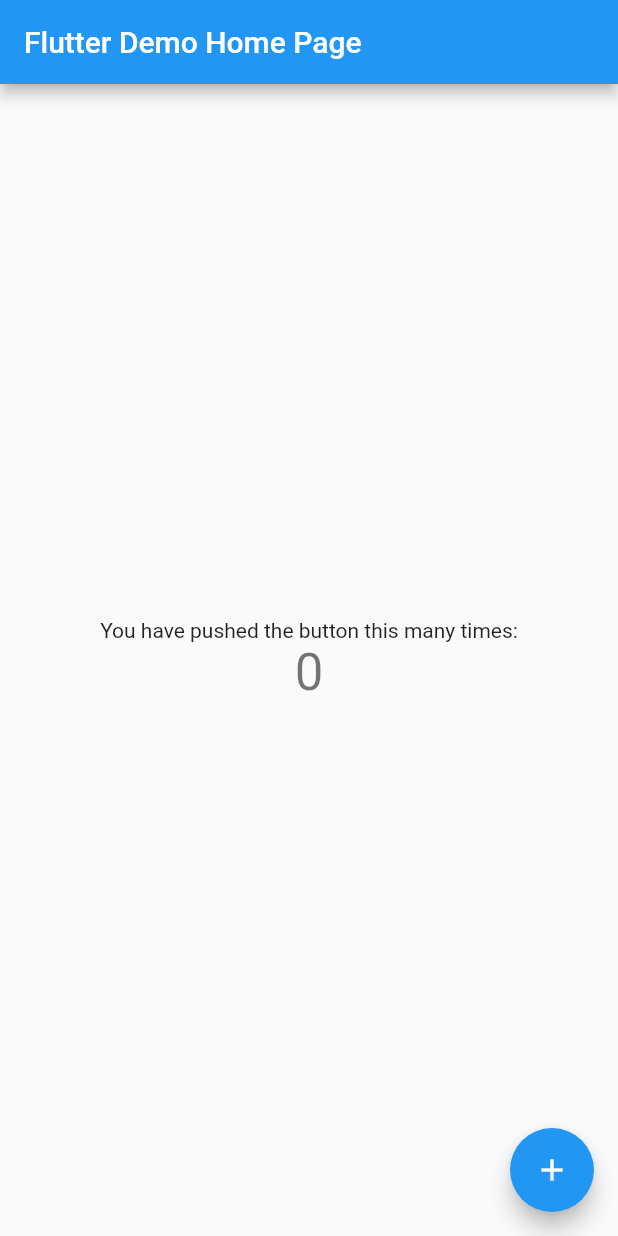
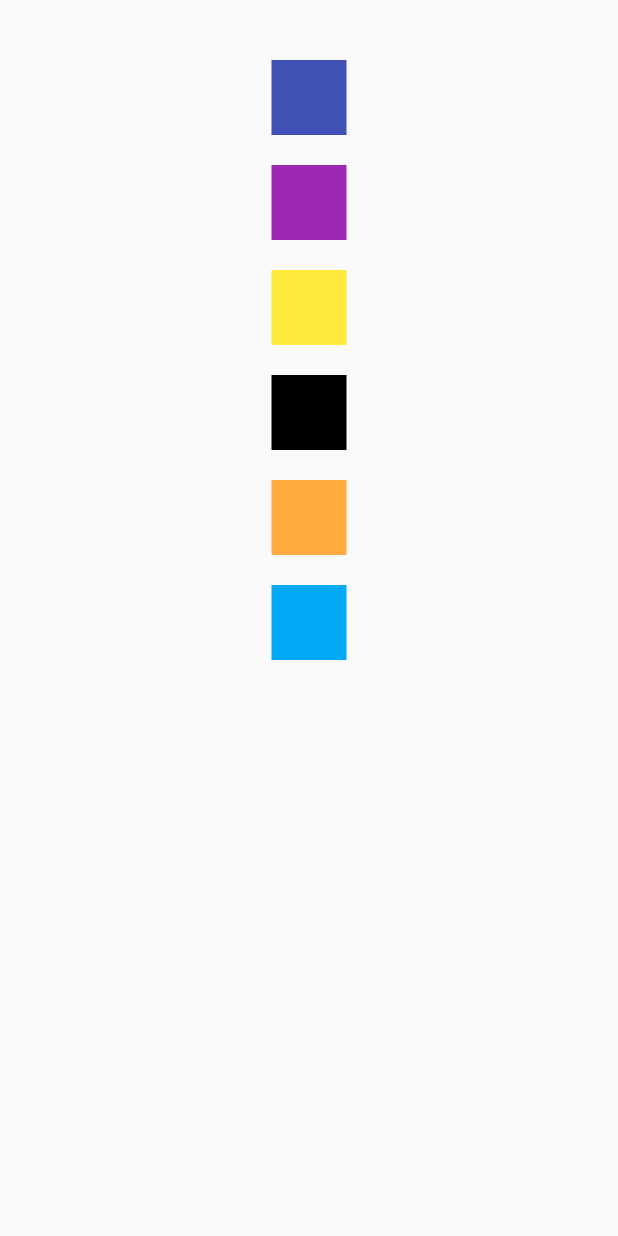
Before and after one commit to coderjyoti966195/meadia-quiry-flutter, a Flutter app: the screen it shows after launch, on a phone screen of 412 x 824 dp. Run offline on Flutter 3.47's test engine with Material 2 defaults, Android fonts, the phone set to English and light mode, and no system bars.

Commit message:
changes color

```diff
--- a/app/lib/main.dart
+++ b/app/lib/main.dart
@@ -1,115 +1,162 @@
 import 'package:flutter/material.dart';
 
 void main() {
-  runApp(const MyApp());
+  runApp(MyApp());
 }
 
 class MyApp extends StatelessWidget {
   const MyApp({super.key});
 
-  // This widget is the root of your application.
   @override
   Widget build(BuildContext context) {
-    return MaterialApp(
-      title: 'Flutter Demo',
-      theme: ThemeData(
-        // This is the theme of your application.
-        //
-        // Try running your application with "flutter run". You'll see the
-        // application has a blue toolbar. Then, without quitting the app, try
-        // changing the primarySwatch below to Colors.green and then invoke
-        // "hot reload" (press "r" in the console where you ran "flutter run",
-        // or simply save your changes to "hot reload" in a Flutter IDE).
-        // Notice that the counter didn't reset back to zero; the application
-        // is not restarted.
-        primarySwatch: Colors.blue,
+    return  MaterialApp(
+      debugShowCheckedModeBanner: false,
+      home: HomePage(title: 'home',
+
+
       ),
-      home: const MyHomePage(title: 'Flutter Demo Home Page'),
     );
   }
 }
-
-class MyHomePage extends StatefulWidget {
-  const MyHomePage({super.key, required this.title});
-
-  // This widget is the home page of your application. It is stateful, meaning
-  // that it has a State object (defined below) that contains fields that affect
-  // how it looks.
-
-  // This class is the configuration for the state. It holds the values (in this
-  // case the title) provided by the parent (in this case the App widget) and
-  // used by the build method of the State. Fields in a Widget subclass are
-  // always marked "final".
-
+ class HomePage extends StatefulWidget {
+   const HomePage({super.key,required this.title});
  final String title;
-
    @override
-  State<MyHomePage> createState() => _MyHomePageState();
+   State<HomePage> createState() => _HomePageState();
  }
 
-class _MyHomePageState extends State<MyHomePage> {
-  int _counter = 0;
+ class _HomePageState extends State<HomePage> {
+  get screenHeight => null;
 
-  void _incrementCounter() {
-    setState(() {
-      // This call to setState tells the Flutter framework that something has
-      // changed in this State, which causes it to rerun the build method below
-      // so that the display can reflect the updated values. If we changed
-      // _counter without calling setState(), then the build method would not be
-      // called again, and so nothing would appear to happen.
-      _counter++;
-    });
-  }
+
+
 
    @override
    Widget build(BuildContext context) {
-    // This method is rerun every time setState is called, for instance as done
-    // by the _incrementCounter method above.
-    //
-    // The Flutter framework has been optimized to make rerunning build methods
-    // fast, so that you can just rebuild anything that needs updating rather
-    // than having to individually change instances of widgets.
+     var screenWidth =MediaQuery
+         .of(context).size.width;
+     var screenHeight
+     =MediaQuery
+         .of(context).size.width;
      return Scaffold(
-      appBar: AppBar(
-        // Here we take the value from the MyHomePage object that was created by
-        // the App.build method, and use it to set our appbar title.
-        title: Text(widget.title),
+       body: screenWidth>=467 ? tabletHomePage(screenWidth,screenHeight): phoneHomePage(screenWidth,screenHeight)
+     );
+   }
+ Widget tabletHomePage(double screenWidth,double screenHeight, ){
+     return Center(
+
+       child: Container(
+         width: 200,
+         height: 200,
+         child: ListView(
+           children: [
+             Row(
+               mainAxisAlignment: MainAxisAlignment.spaceEvenly,
+               children: [
+                 SizedBox(height: 20,),
+                 Container(
+                  width: 55,
+                   height: 50,
+                   color: Colors.yellow,
                  ),
-      body: Center(
-        // Center is a layout widget. It takes a single child and positions it
-        // in the middle of the parent.
-        child: Column(
-          // Column is also a layout widget. It takes a list of children and
-          // arranges them vertically. By default, it sizes itself to fit its
-          // children horizontally, and tries to be as tall as its parent.
-          //
-          // Invoke "debug painting" (press "p" in the console, choose the
-          // "Toggle Debug Paint" action from the Flutter Inspector in Android
-          // Studio, or the "Toggle Debug Paint" command in Visual Studio Code)
-          // to see the wireframe for each widget.
-          //
-          // Column has various properties to control how it sizes itself and
-          // how it positions its children. Here we use mainAxisAlignment to
-          // center the children vertically; the main axis here is the vertical
-          // axis because Columns are vertical (the cross axis would be
-          // horizontal).
-          mainAxisAlignment: MainAxisAlignment.center,
-          children: <Widget>[
-            const Text(
-              'You have pushed the button this many times:',
+                 SizedBox(height: 20,),
+                 Container(
+                   width: 55,
+                   height: 50,
+                   color: Colors.teal,
                  ),
-            Text(
-              '$_counter',
-              style: Theme.of(context).textTheme.headlineMedium,
+
+               ],
+             ),
+             SizedBox(height: 20,),
+             Row(
+               mainAxisAlignment: MainAxisAlignment.spaceEvenly,
+               children: [
+                 SizedBox(height: 20,),
+                 Container(
+                   width: 50,
+                   height: 50,
+                   color: Colors.brown,
+                 ),
+                 SizedBox(height: 20,),
+                 Container(
+                   width: 50,
+                   height: 50,
+                   color: Colors.orange,
+                 )
+
+               ],
+
+             ),
+             SizedBox(height: 20,),
+            Row(
+              mainAxisAlignment: MainAxisAlignment.spaceEvenly,
+              children: [
+                SizedBox(height: 20,),
+                Container(
+                  width: 50,
+                  height: 50,
+                  color: Colors.pink,
+                ),
+                SizedBox(height: 20,),
+                Container(
+                  width: 50,
+                  height: 50,
+                  color: Colors.orangeAccent,
+                )
+
+              ],
             ),
            ],
          ),
        ),
-      floatingActionButton: FloatingActionButton(
-        onPressed: _incrementCounter,
-        tooltip: 'Increment',
-        child: const Icon(Icons.add),
-      ), // This trailing comma makes auto-formatting nicer for build methods.
+     );
+ }
+ Widget phoneHomePage(double screenWidth,double screenHeight,){
+
+     return  ListView(
+       children: [
+         Column(
+           children: [
+             SizedBox(height: 40,),
+             Container(
+               width: 50,
+               height: 50,
+               color: Colors.indigo,
+             ),
+             SizedBox(height: 20,),
+             Container(
+               width: 50,
+               height: 50,
+               color: Colors.purple,
+             ),
+             SizedBox(height: 20,),
+             Container(
+               width: 50,
+               height: 50,
+               color: Colors.yellow,
+             ),
+             SizedBox(height: 20,),
+             Container(
+               width: 50,
+               height: 50,
+               color: Colors.black,
+             ),
+             SizedBox(height: 20,),
+             Container(
+               width: 50,
+               height: 50,
+               color: Colors.orangeAccent,
+             ),
+             SizedBox(height: 20,),
+             Container(
+               width: 50,
+               height: 50,
+               color: Colors.lightBlue,
+             ),
+           ],
+         )
+       ],
      );
  }
 }
```
Lines whose indentation alone changed are shown as unchanged.
